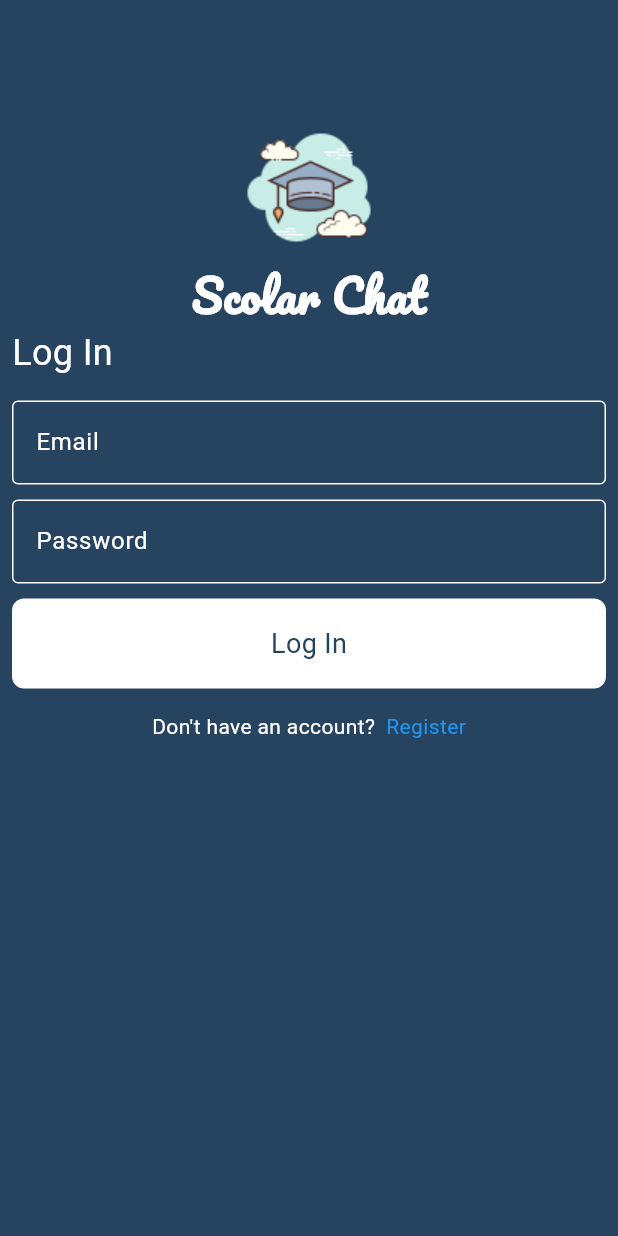
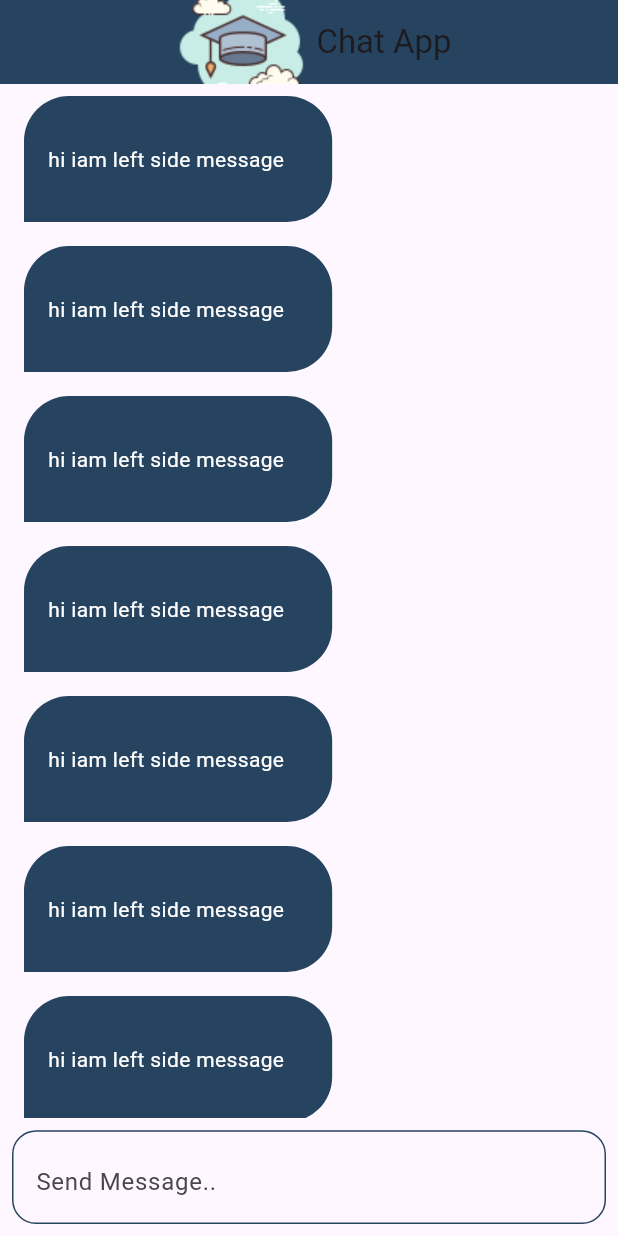
Before and after one commit to RenadEmad/ChatApp, a Flutter app: the screen it shows after launch, on a phone screen of 412 x 824 dp. Run offline on Flutter 3.47's test engine with Material 3 defaults, Android fonts, the phone set to English and light mode, and no system bars; drawn by our look-alikes of modal_progress_hud_nsn; our stand-ins replace firebase_auth, firebase_core; accounts and stored records are empty.

Commit message:
commit Staged Changes

```diff
--- a/lib/main.dart
+++ b/lib/main.dart
@@ -1,6 +1,7 @@
-import 'package:chat_app/firebase_options.dart';
-import 'package:chat_app/screens/login_page.dart';
-import 'package:chat_app/screens/register_page.dart';
+import 'firebase_options.dart';
+import 'screens/chat_page.dart';
+import 'screens/login_page.dart';
+import 'screens/register_page.dart';
 import 'package:firebase_core/firebase_core.dart';
 import 'package:flutter/material.dart';
 
@@ -17,12 +18,16 @@ class ChatApp extends StatelessWidget {
 
   @override
   Widget build(BuildContext context) {
-    return MaterialApp(
-      routes: {
-        LoginPage.id: (context) => const LoginPage(),
-        RegisterPage.id: (context) => const RegisterPage(),
-      },
-      initialRoute: LoginPage.id,
+    return const MaterialApp(
+      // routes: {
+      //   LoginPage.id: (context) => const LoginPage(),
+      //   RegisterPage.id: (context) => const RegisterPage(),
+      //   ChatPage.id: (context) => const ChatPage(),
+      // },
+      // initialRoute: LoginPage.id,
+      home: Scaffold(
+        body: ChatPage(),
+      ),
     );
   }
 }
--- /dev/null
+++ b/lib/screens/chat_page.dart
@@ -0,0 +1,53 @@
+import 'package:chat_app/widgets/message_container.dart';
+
+import '../widgets/constants.dart';
+import 'package:flutter/material.dart';
+
+class ChatPage extends StatelessWidget {
+  const ChatPage({super.key});
+  static String id = 'ChatPage';
+  @override
+  Widget build(BuildContext context) {
+    return Scaffold(
+      appBar: AppBar(
+        backgroundColor: kPrimaryColor,
+        centerTitle: true,
+        title: Row(
+          mainAxisAlignment: MainAxisAlignment.center,
+          children: [
+            Image.asset(kLogo),
+            const Text('Chat App'),
+          ],
+        ),
+        automaticallyImplyLeading: false,
+      ),
+      body: Column(
+        children: [
+          Expanded(
+            child: ListView.builder(itemBuilder: (context, index) {
+              return const MessageContainer();
+            }),
+          ),
+          Padding(
+            padding: const EdgeInsets.all(8.0),
+            child: TextField(
+              decoration: InputDecoration(
+                hintText: 'Send Message..',
+                suffix: const Icon(
+                  Icons.send,
+                  color: kPrimaryColor,
+                ),
+                border:
+                    OutlineInputBorder(borderRadius: BorderRadius.circular(16)),
+                enabledBorder: OutlineInputBorder(
+                  borderRadius: BorderRadius.circular(16),
+                  borderSide: const BorderSide(color: kPrimaryColor),
+                ),
+              ),
+            ),
+          )
+        ],
+      ),
+    );
+  }
+}
--- a/lib/screens/login_page.dart
+++ b/lib/screens/login_page.dart
@@ -1,6 +1,7 @@
 import 'dart:developer';
 
-import 'package:chat_app/helper/show_snak_bar.dart';
+import '../helper/show_snak_bar.dart';
+import 'chat_page.dart';
 import 'package:firebase_auth/firebase_auth.dart';
 import 'package:flutter/material.dart';
 import 'package:modal_progress_hud_nsn/modal_progress_hud_nsn.dart';
@@ -41,7 +42,7 @@ class _LoginPageState extends State<LoginPage> {
                   height: 75,
                 ),
                 Image.asset(
-                  'assets/images/scholar.png',
+                  kLogo,
                   height: 100,
                 ),
                 const Row(
@@ -92,7 +93,7 @@ class _LoginPageState extends State<LoginPage> {
                         setState(() {});
                         try {
                           await LoginUser();
-                          ShowSnakBar(context, 'Success');
+                          Navigator.pushNamed(context, ChatPage.id);
                         } on FirebaseAuthException catch (e) {
                           if (e.code == 'user-not-found') {
                             ShowSnakBar(
@@ -104,6 +105,9 @@ class _LoginPageState extends State<LoginPage> {
                                 'Wrong password provided for that user');
                             log('Wrong password provided for that user');
                             log(e.code.toString());
+                          } else if (e.code == 'invalid-credential') {
+                            ShowSnakBar(context, 'Invalid Credential');
+                            log(e.code);
                           }
                         } catch (e) {
                           ShowSnakBar(context, 'There Was An Error');
@@ -111,7 +115,9 @@ class _LoginPageState extends State<LoginPage> {
                         }
                         isLoading = false;
                         setState(() {});
-                      } else {}
+                      } else {
+                        log('fdddddddddddddddddddddddddddddddddddddd');
+                      }
                     }),
                 const SizedBox(
                   height: 15,
--- a/lib/screens/register_page.dart
+++ b/lib/screens/register_page.dart
@@ -1,6 +1,7 @@
 import 'dart:developer';
 
-import 'package:chat_app/helper/show_snak_bar.dart';
+import '../helper/show_snak_bar.dart';
+import 'chat_page.dart';
 import 'package:modal_progress_hud_nsn/modal_progress_hud_nsn.dart';
 
 import '../widgets/custom_buttom.dart';
@@ -41,7 +42,7 @@ class _RegisterPageState extends State<RegisterPage> {
               children: [
                 Column(
                   children: [
-                    Image.asset('assets/images/scholar.png'),
+                    Image.asset(kLogo),
                     const Text(
                       'Scolar Chat',
                       style: TextStyle(
@@ -82,7 +83,7 @@ class _RegisterPageState extends State<RegisterPage> {
                           setState(() {});
                           try {
                             await registerUser();
-                            ShowSnakBar(context, 'Success');
+                            Navigator.pushNamed(context, ChatPage.id);
                           } on FirebaseAuthException catch (e) {
                             if (e.code == 'weak-password') {
                               ShowSnakBar(context, 'Weak Password');
--- a/lib/widgets/constants.dart
+++ b/lib/widgets/constants.dart
@@ -1,3 +1,4 @@
-  import 'dart:ui';
+import 'dart:ui';
 
 const kPrimaryColor = Color(0xFF26435f);
+const kLogo = 'assets/images/scholar.png';
--- /dev/null
+++ b/lib/widgets/message_container.dart
@@ -0,0 +1,31 @@
+import 'package:chat_app/widgets/constants.dart';
+import 'package:flutter/material.dart';
+
+class MessageContainer extends StatelessWidget {
+  const MessageContainer({
+    super.key,
+  });
+
+  @override
+  Widget build(BuildContext context) {
+    return Align(
+      alignment: Alignment.centerLeft,
+      child: Container(
+        padding:
+            const EdgeInsets.only(left: 16, top: 32, bottom: 32, right: 32),
+        decoration: const BoxDecoration(
+            color: kPrimaryColor,
+            borderRadius: BorderRadius.only(
+              topLeft: Radius.circular(30),
+              topRight: Radius.circular(30),
+              bottomRight: Radius.circular(30),
+            )),
+        margin: const EdgeInsets.symmetric(horizontal: 16, vertical: 8),
+        child: const Text(
+          'hi iam left side message',
+          style: TextStyle(color: Colors.white, fontSize: 14),
+        ),
+      ),
+    );
+  }
+}
--- a/pubspec.yaml
+++ b/pubspec.yaml
@@ -28,6 +28,7 @@ environment:
 # the latest version available on pub.dev. To see which dependencies have newer
 # versions available, run `flutter pub outdated`.
 dependencies:
+  cloud_firestore: ^5.4.3
   cupertino_icons: ^1.0.8
   firebase_auth: ^5.3.0
   firebase_core: ^3.5.0
```
Also changed, not shown: pubspec.lock, 4 other files.
